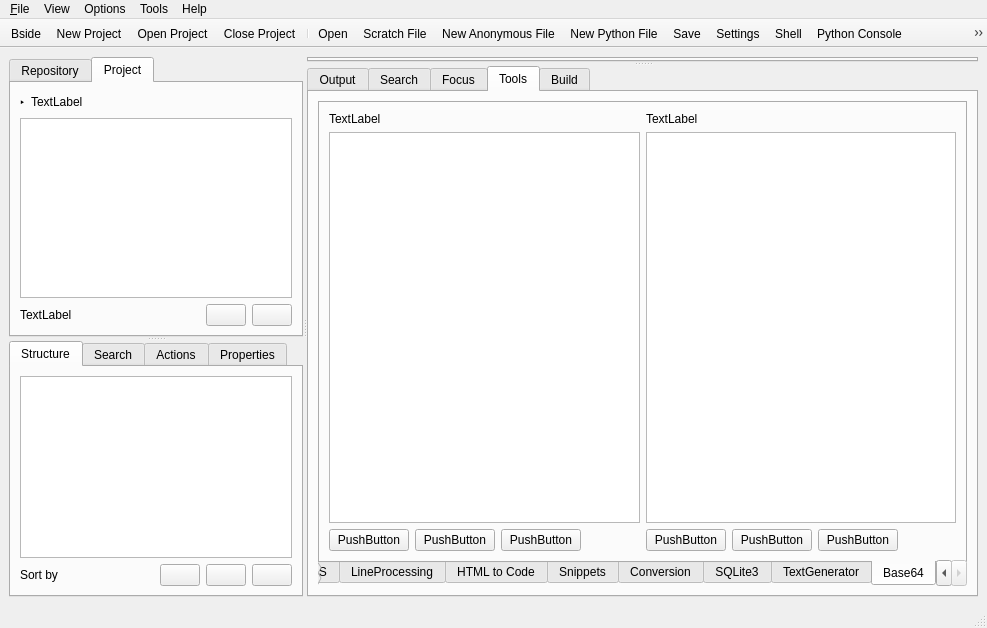
Qt form src/mainwindow.ui (jplozf/bside) before a commit.
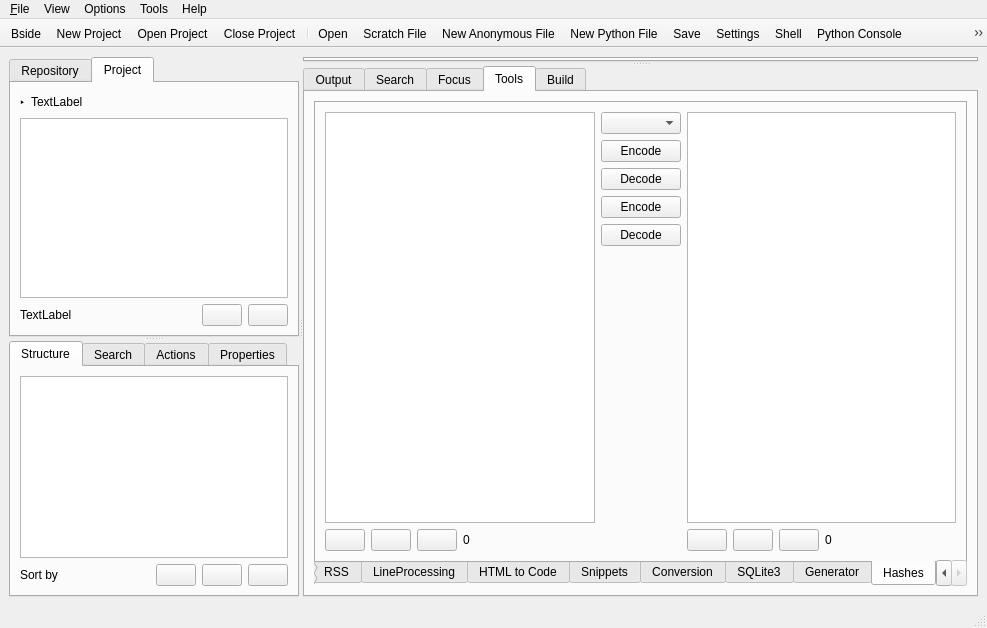
The same form after that commit. The open tabs and pages were chosen to show the change. Icons and pictures are not drawn.

Patch:
```diff
--- a/src/mainwindow.ui
+++ b/src/mainwindow.ui
@@ -734,7 +734,7 @@
             </widget>
             <widget class="QWidget" name="tabTextGenerator">
              <attribute name="title">
-              <string>TextGenerator</string>
+              <string>Generator</string>
              </attribute>
              <layout class="QGridLayout" name="gridLayout_22">
               <item row="0" column="0">
@@ -804,7 +804,7 @@
             </widget>
             <widget class="QWidget" name="tabBase64">
              <attribute name="title">
-              <string>Base64</string>
+              <string>Hashes</string>
              </attribute>
              <layout class="QGridLayout" name="gridLayout_24">
               <item row="0" column="0">
@@ -812,35 +812,45 @@
                 <item>
                  <layout class="QVBoxLayout" name="verticalLayout_9">
                   <item>
-                   <widget class="QLabel" name="label_4">
-                    <property name="text">
-                     <string>TextLabel</string>
-                    </property>
-                   </widget>
-                  </item>
-                  <item>
-                   <widget class="QPlainTextEdit" name="plainTextEdit_2"/>
+                   <widget class="QPlainTextEdit" name="txtBase64_1"/>
                   </item>
                   <item>
                    <layout class="QHBoxLayout" name="horizontalLayout_10">
                     <item>
                      <widget class="QPushButton" name="pushButton_4">
                       <property name="text">
-                       <string>PushButton</string>
+                       <string/>
                       </property>
                      </widget>
                     </item>
                     <item>
                      <widget class="QPushButton" name="pushButton_5">
                       <property name="text">
-                       <string>PushButton</string>
+                       <string/>
                       </property>
                      </widget>
                     </item>
                     <item>
                      <widget class="QPushButton" name="pushButton_6">
                       <property name="text">
-                       <string>PushButton</string>
+                       <string/>
+                      </property>
+                      <property name="icon">
+                       <iconset>
+                        <normaloff>pix/16x16/Trash.png</normaloff>pix/16x16/Trash.png</iconset>
+                      </property>
+                     </widget>
+                    </item>
+                    <item>
+                     <widget class="QLabel" name="lblSizeText_1">
+                      <property name="frameShape">
+                       <enum>QFrame::NoFrame</enum>
+                      </property>
+                      <property name="frameShadow">
+                       <enum>QFrame::Plain</enum>
+                      </property>
+                      <property name="text">
+                       <string>0</string>
                       </property>
                      </widget>
                     </item>
@@ -861,38 +871,112 @@
                   </item>
                  </layout>
                 </item>
+                <item>
+                 <layout class="QVBoxLayout" name="verticalLayout_10">
+                  <item>
+                   <widget class="QComboBox" name="cbxCodec"/>
+                  </item>
+                  <item>
+                   <widget class="QPushButton" name="btnEncode_1_to_2">
+                    <property name="text">
+                     <string>Encode</string>
+                    </property>
+                    <property name="icon">
+                     <iconset>
+                      <normaloff>pix/16x16/Arrow - Right.png</normaloff>pix/16x16/Arrow - Right.png</iconset>
+                    </property>
+                   </widget>
+                  </item>
+                  <item>
+                   <widget class="QPushButton" name="btnDecode_1_to_2">
+                    <property name="text">
+                     <string>Decode</string>
+                    </property>
+                    <property name="icon">
+                     <iconset>
+                      <normaloff>pix/16x16/Arrow - Right.png</normaloff>pix/16x16/Arrow - Right.png</iconset>
+                    </property>
+                   </widget>
+                  </item>
+                  <item>
+                   <widget class="QPushButton" name="btnEncode_2_to_1">
+                    <property name="text">
+                     <string>Encode</string>
+                    </property>
+                    <property name="icon">
+                     <iconset>
+                      <normaloff>pix/16x16/Arrow - Left.png</normaloff>pix/16x16/Arrow - Left.png</iconset>
+                    </property>
+                   </widget>
+                  </item>
+                  <item>
+                   <widget class="QPushButton" name="btnDecode_2_to_1">
+                    <property name="text">
+                     <string>Decode</string>
+                    </property>
+                    <property name="icon">
+                     <iconset>
+                      <normaloff>pix/16x16/Arrow - Left.png</normaloff>pix/16x16/Arrow - Left.png</iconset>
+                    </property>
+                   </widget>
+                  </item>
+                  <item>
+                   <spacer name="verticalSpacer_5">
+                    <property name="orientation">
+                     <enum>Qt::Vertical</enum>
+                    </property>
+                    <property name="sizeHint" stdset="0">
+                     <size>
+                      <width>20</width>
+                      <height>40</height>
+                     </size>
+                    </property>
+                   </spacer>
+                  </item>
+                 </layout>
+                </item>
                 <item>
                  <layout class="QVBoxLayout" name="verticalLayout_8">
                   <item>
-                   <widget class="QLabel" name="label_3">
-                    <property name="text">
-                     <string>TextLabel</string>
-                    </property>
-                   </widget>
-                  </item>
-                  <item>
-                   <widget class="QPlainTextEdit" name="plainTextEdit"/>
+                   <widget class="QPlainTextEdit" name="txtBase64_2"/>
                   </item>
                   <item>
                    <layout class="QHBoxLayout" name="horizontalLayout_9">
                     <item>
                      <widget class="QPushButton" name="pushButton">
                       <property name="text">
-                       <string>PushButton</string>
+                       <string/>
                       </property>
                      </widget>
                     </item>
                     <item>
                      <widget class="QPushButton" name="pushButton_2">
                       <property name="text">
-                       <string>PushButton</string>
+                       <string/>
                       </property>
                      </widget>
                     </item>
                     <item>
                      <widget class="QPushButton" name="pushButton_3">
                       <property name="text">
-                       <string>PushButton</string>
+                       <string/>
+                      </property>
+                      <property name="icon">
+                       <iconset>
+                        <normaloff>pix/16x16/Trash.png</normaloff>pix/16x16/Trash.png</iconset>
+                      </property>
+                     </widget>
+                    </item>
+                    <item>
+                     <widget class="QLabel" name="lblSizeText_2">
+                      <property name="frameShape">
+                       <enum>QFrame::NoFrame</enum>
+                      </property>
+                      <property name="frameShadow">
+                       <enum>QFrame::Plain</enum>
+                      </property>
+                      <property name="text">
+                       <string>0</string>
                       </property>
                      </widget>
                     </item>
```
Left out of the diff: 49 changed lines with no effect on the pictures.
